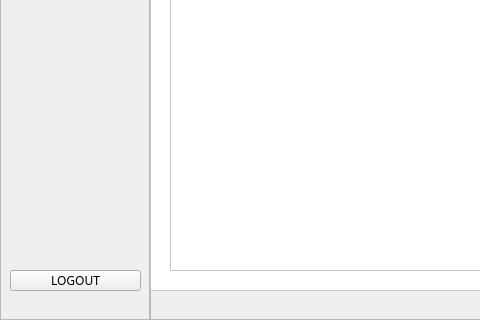
Qt form from/laporanDashboar.ui (kouuch/projekUas_Visual3) before a commit; both pictures show x 0 to 480 and y 280 to 600 of the 800 by 600 pixel window.
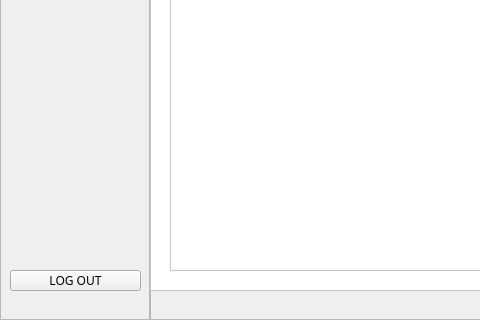
The same form after that commit. Icons and pictures are not drawn.

```diff
--- a/from/laporanDashboar.ui
+++ b/from/laporanDashboar.ui
@@ -195,7 +195,7 @@
       <string notr="true"/>
      </property>
      <property name="text">
-      <string>LOGOUT</string>
+      <string>LOG OUT</string>
      </property>
     </widget>
    </widget>
```
Left out of the diff: 34 changed lines with no effect on the pictures.
